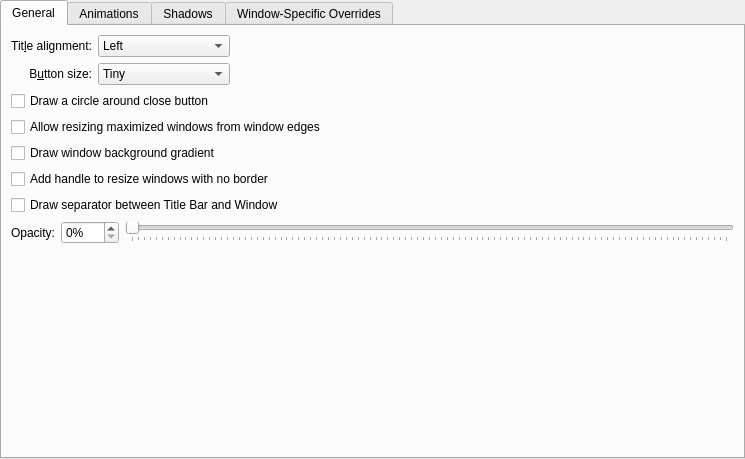
Before: the Qt Designer form config/ui/breezeconfigurationui.ui in zsien-debian-repo/breeze-blurred, drawn with Qt 5.
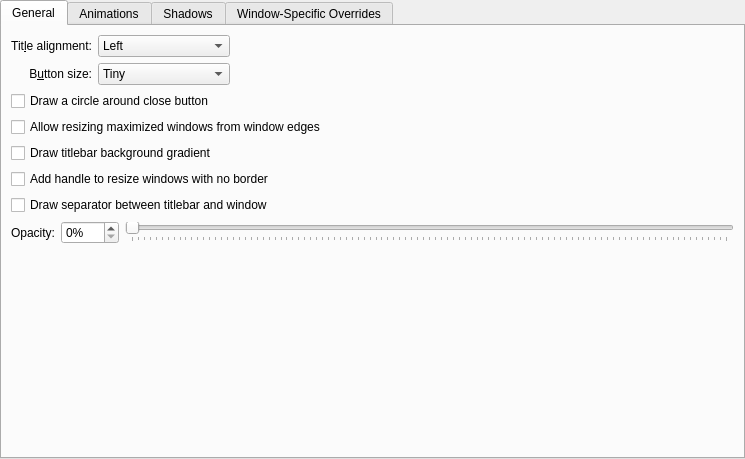
After: the same form once the commit is applied. Custom widgets are drawn as their Qt base class.

The edit to the form file:
```diff
--- a/config/ui/breezeconfigurationui.ui
+++ b/config/ui/breezeconfigurationui.ui
@@ -139,7 +139,7 @@
        <item row="7" column="0" colspan="3">
         <widget class="QCheckBox" name="drawTitleBarSeparator">
          <property name="text">
-          <string>Draw separator between Title Bar and Window</string>
+          <string>Draw separator between titlebar and window</string>
          </property>
         </widget>
        </item>
@@ -160,7 +160,7 @@
        <item row="5" column="0" colspan="3">
         <widget class="QCheckBox" name="drawBackgroundGradient">
          <property name="text">
-          <string>Draw window background gradient</string>
+          <string>Draw titlebar background gradient</string>
          </property>
         </widget>
        </item>
```
